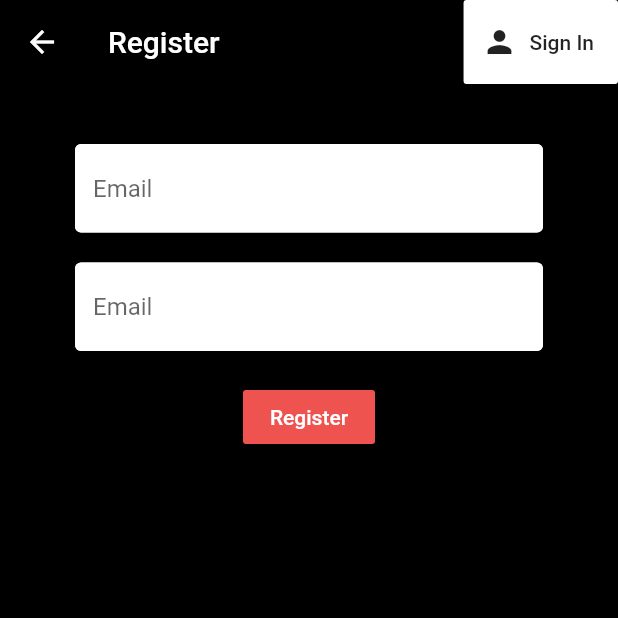
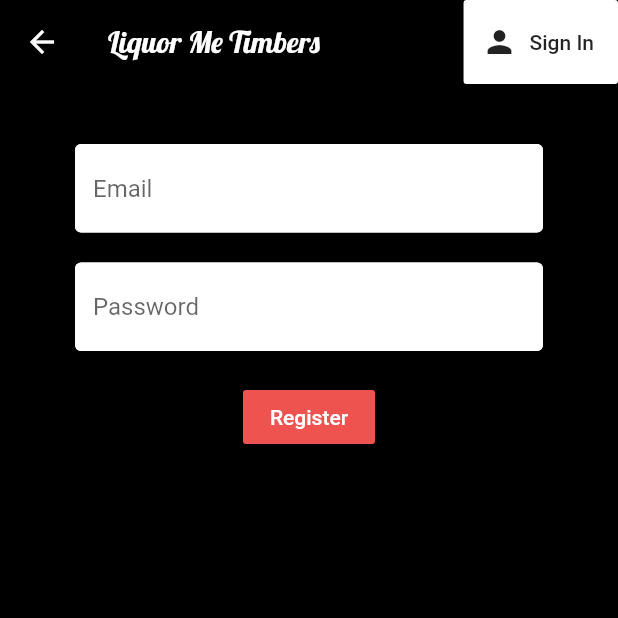
Before and after one commit to ChicoState/LiquorMeTimbers, a Flutter app: the Register screen opened directly, on a phone screen of 412 x 824 dp, the top half of it. Run offline on Flutter 3.47's test engine with Material 2 defaults, Android fonts, the light colour scheme and no system bars; our stand-ins replace cloud_firestore, firebase_auth; accounts and stored records are empty.

Commit message:
edited register

```diff
--- a/lib/screens/auth/register.dart
+++ b/lib/screens/auth/register.dart
@@ -24,7 +24,9 @@ class _RegisterState extends State<Register> {
       appBar: AppBar(
         backgroundColor: Colors.black,
         elevation: 0.0,
-        title: Text('Register'),
+        title: Text(
+            'Liquor Me Timbers',
+            style: TextStyle(fontFamily:'lobster')),
         actions: <Widget>[
           FlatButton.icon(
             icon: Icon(Icons.person),
@@ -66,7 +68,7 @@ class _RegisterState extends State<Register> {
               SizedBox(height: 20.0),
               TextFormField(
                   decoration: InputDecoration(
-                    hintText: 'Email',
+                    hintText: 'Password',
                     fillColor: Colors.white,
                     filled: true,
                     enabledBorder: OutlineInputBorder(
```
